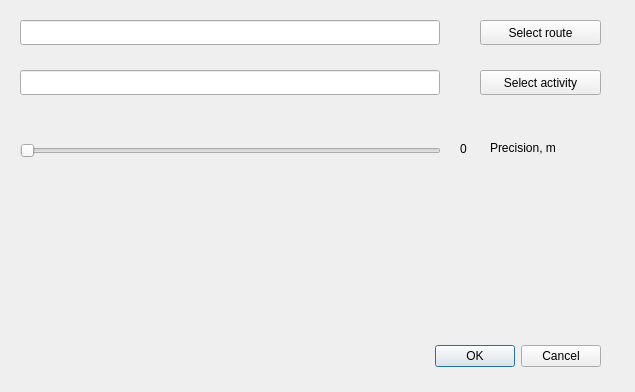
outcatcher/firome, file firome/ui/assets/main.ui: the form before one commit.
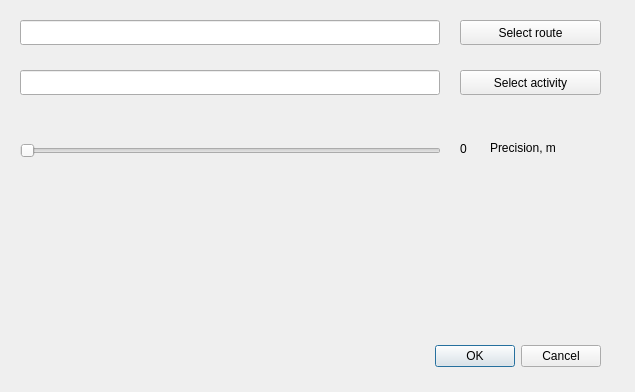
The form after the commit.

Patch:
```diff
--- a/firome/ui/assets/main.ui
+++ b/firome/ui/assets/main.ui
@@ -17,9 +17,9 @@
    <widget class="QPushButton" name="buttonActivitySelect">
     <property name="geometry">
      <rect>
-      <x>480</x>
+      <x>460</x>
       <y>70</y>
-      <width>121</width>
+      <width>141</width>
       <height>25</height>
      </rect>
     </property>
@@ -56,9 +56,9 @@
    <widget class="QPushButton" name="buttonRouteSelect">
     <property name="geometry">
      <rect>
-      <x>480</x>
+      <x>460</x>
       <y>20</y>
-      <width>121</width>
+      <width>141</width>
       <height>25</height>
      </rect>
     </property>
```
